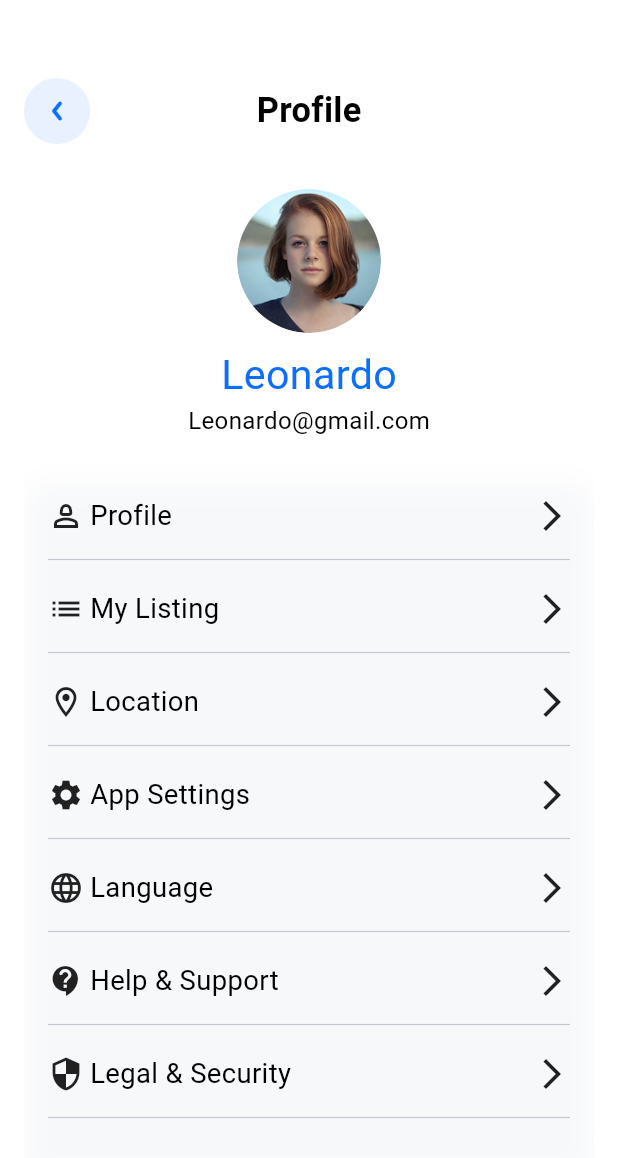
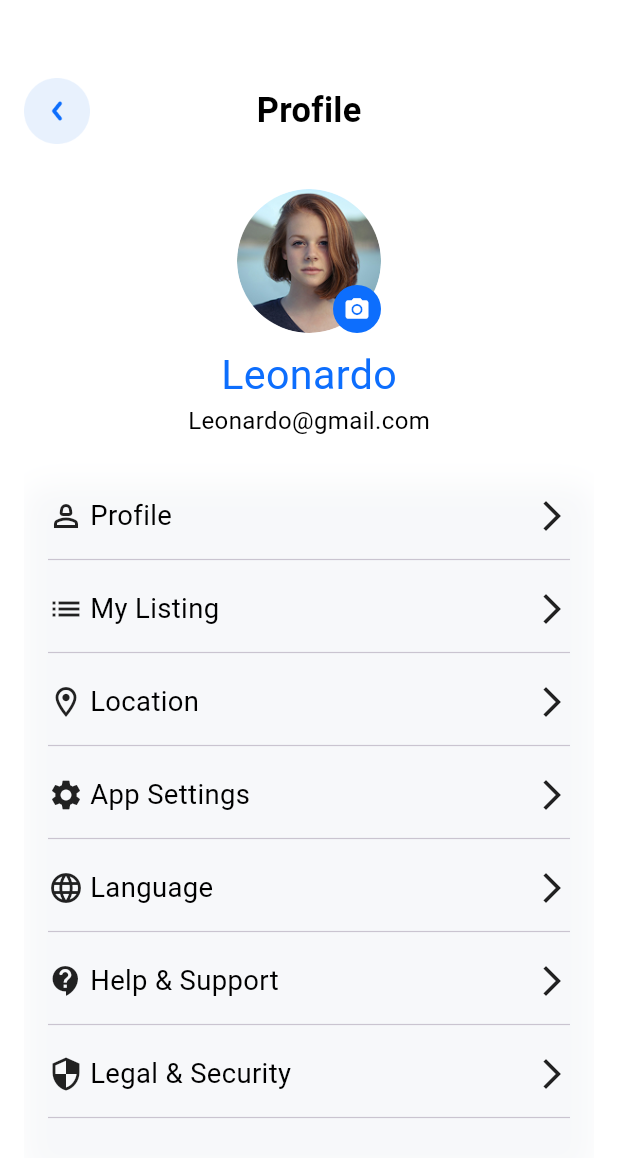
Before and after one commit to Dev-Ninjas-Backup/yousef1234321, a Flutter app: the ProfilePage screen opened directly, on a phone screen of 412 x 824 dp. Shown: the top 1158 px of the screen. Run offline on Flutter 3.47's test engine with Material 3 defaults, Android fonts, the phone set to English and light mode, and no system bars; our stand-ins replace file_picker, flutter_easyloading, flutter_screenutil, get, google_fonts, image_picker and 2 more; accounts and stored records are empty.

Commit message:
add image picker in profile screen

```diff
--- a/lib/features/profile/profile_page/scrreen/profile_page.dart
+++ b/lib/features/profile/profile_page/scrreen/profile_page.dart
@@ -1,5 +1,8 @@
+import 'dart:io';
+
 import 'package:flutter/material.dart';
 import 'package:get/get.dart';
+import 'package:image_picker/image_picker.dart';
 import 'package:yousef1234321/core/common/constants/app_colors.dart';
 import 'package:yousef1234321/core/common/constants/imagepath.dart';
 import 'package:yousef1234321/core/common/style/global_text_style.dart';
@@ -12,6 +15,16 @@ import '../widgets/delete_dialog.dart';
 class ProfilePage extends StatelessWidget {
   final controller = Get.put(ProfileController());
   ProfilePage({super.key});
+
+  final Rx<File?> selectedImage = Rx<File?>(null);
+
+  Future<void> pickImage() async {
+    final ImagePicker picker = ImagePicker();
+    final XFile? image = await picker.pickImage(source: ImageSource.gallery);
+    if (image != null) {
+      selectedImage.value = File(image.path);
+    }
+  }
 
   @override
   Widget build(BuildContext context) {
@@ -29,13 +42,43 @@ class ProfilePage extends StatelessWidget {
               Center(
                 child: Column(
                   children: [
-                    ClipRRect(
-                      borderRadius: BorderRadiusGeometry.circular(100),
-                      child: Image.asset(
-                        Imagepath.profile,
-                        height: 96,
-                        width: 96,
-                      ),
+                    Stack(
+                      children: [
+                        Obx(
+                          () => ClipRRect(
+                            borderRadius: BorderRadius.circular(100),
+                            child: selectedImage.value != null
+                                ? Image.file(
+                                    selectedImage.value!,
+                                    height: 96,
+                                    width: 96,
+                                    fit: BoxFit.cover,
+                                  )
+                                : Image.asset(
+                                    Imagepath.profile,
+                                    height: 96,
+                                    width: 96,
+                                    fit: BoxFit.cover,
+                                  ),
+                          ),
+                        ),
+                        Positioned(
+                          bottom: 0,
+                          right: 0,
+                          child: GestureDetector(
+                            onTap: pickImage,
+                            child: CircleAvatar(
+                              radius: 16,
+                              backgroundColor: AppColors.primaryColor,
+                              child: Icon(
+                                Icons.camera_alt,
+                                size: 18,
+                                color: Colors.white,
+                              ),
+                            ),
+                          ),
+                        ),
+                      ],
                     ),
                     SizedBox(height: 8),
                     Text(
```
